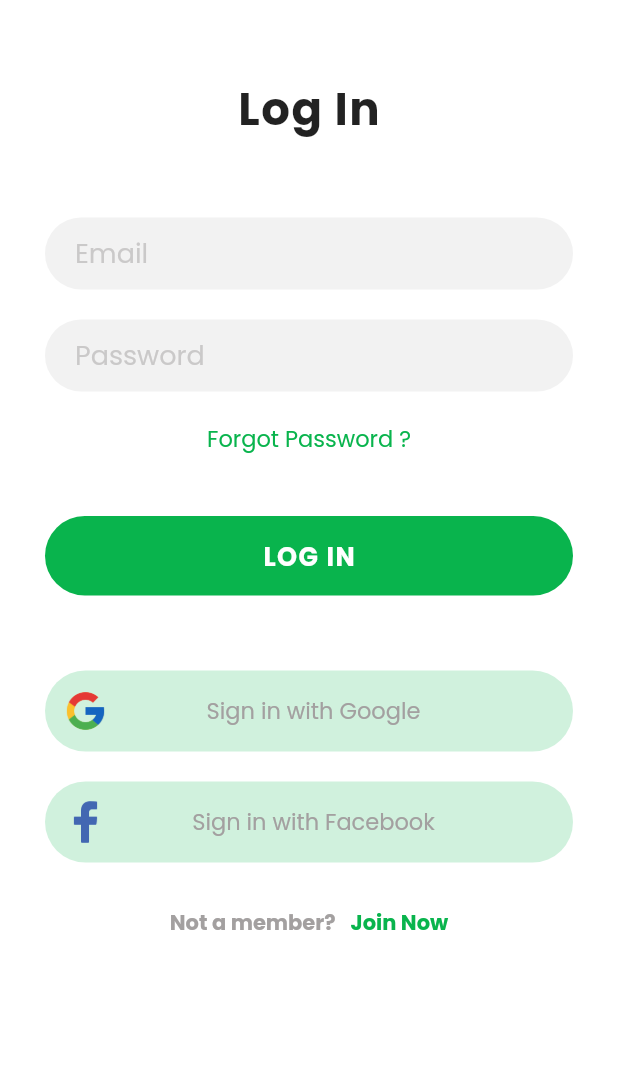
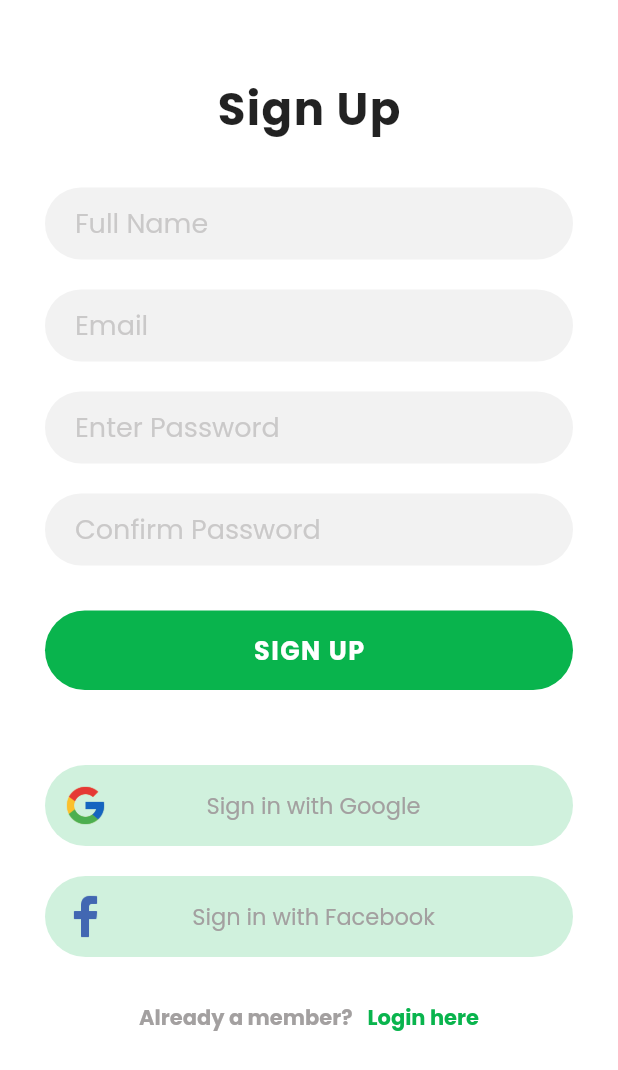
Before and after one commit to niloysikdar/Grow-Green, a Flutter app: the screen it shows after launch, on a phone screen of 412 x 824 dp. Shown: the top 1070 px of the screen. Run offline on Flutter 3.47's test engine with Material 2 defaults, Android fonts, the phone set to English and light mode, and no system bars; our stand-ins replace google_fonts.

Commit message:
Sign Up Screen Created

```diff
--- a/lib/main.dart
+++ b/lib/main.dart
@@ -1,6 +1,6 @@
 import 'package:flutter/material.dart';
 import 'package:google_fonts/google_fonts.dart';
-import 'package:hack_project/screens/login_screen.dart';
+import 'package:hack_project/screens/signup.dart';
 
 void main() {
   runApp(MyApp());
@@ -21,7 +21,7 @@ class MyApp extends StatelessWidget {
         scaffoldBackgroundColor: Colors.white,
         primarySwatch: Colors.green,
       ),
-      home: LoginScreen(),
+      home: SignupScreen(),
     );
   }
 }
--- /dev/null
+++ b/lib/screens/signup.dart
@@ -0,0 +1,96 @@
+import 'package:flutter/material.dart';
+import 'package:hack_project/constants/colors.dart';
+import 'package:hack_project/widgets/inputfield.dart';
+import 'package:hack_project/widgets/large_green_button.dart';
+import 'package:hack_project/widgets/social_login_button.dart';
+
+class SignupScreen extends StatelessWidget {
+  @override
+  Widget build(BuildContext context) {
+    return Scaffold(
+      body: SingleChildScrollView(
+        child: Padding(
+          padding: const EdgeInsets.symmetric(
+            vertical: 50,
+            horizontal: 30,
+          ),
+          child: Column(
+            children: [
+              Text(
+                "Sign Up",
+                style: TextStyle(
+                  fontSize: 30,
+                  fontWeight: FontWeight.bold,
+                  letterSpacing: 1,
+                ),
+              ),
+              SizedBox(height: 30),
+              CustomInput(
+                hintText: "Full Name",
+              ),
+              SizedBox(height: 20),
+              CustomInput(
+                hintText: "Email",
+              ),
+              SizedBox(height: 20),
+              CustomInput(
+                hintText: "Enter Password",
+                obscureText: true,
+              ),
+              SizedBox(height: 20),
+              CustomInput(
+                hintText: "Confirm Password",
+                obscureText: true,
+              ),
+              SizedBox(height: 30),
+              largeGreenButton(
+                text: "SIGN UP",
+              ),
+              SizedBox(height: 50),
+              socialLoginButton(
+                imageUrl: "assets/images/google.png",
+                text: "Sign in with Google",
+              ),
+              SizedBox(height: 20),
+              socialLoginButton(
+                imageUrl: "assets/images/facebook.png",
+                text: "Sign in with Facebook",
+              ),
+              SizedBox(height: 20),
+              Row(
+                mainAxisAlignment: MainAxisAlignment.center,
+                children: [
+                  Padding(
+                    padding: const EdgeInsets.only(left: 10),
+                    child: Text(
+                      "Already a member?",
+                      style: TextStyle(
+                        color: lightTextcolor,
+                        fontWeight: FontWeight.bold,
+                      ),
+                    ),
+                  ),
+                  InkWell(
+                    onTap: () {
+                      print("Login here pressed");
+                    },
+                    child: Padding(
+                      padding: const EdgeInsets.all(10),
+                      child: Text(
+                        "Login here",
+                        style: TextStyle(
+                          color: lightgreen,
+                          fontWeight: FontWeight.bold,
+                        ),
+                      ),
+                    ),
+                  ),
+                ],
+              ),
+            ],
+          ),
+        ),
+      ),
+    );
+  }
+}
```
